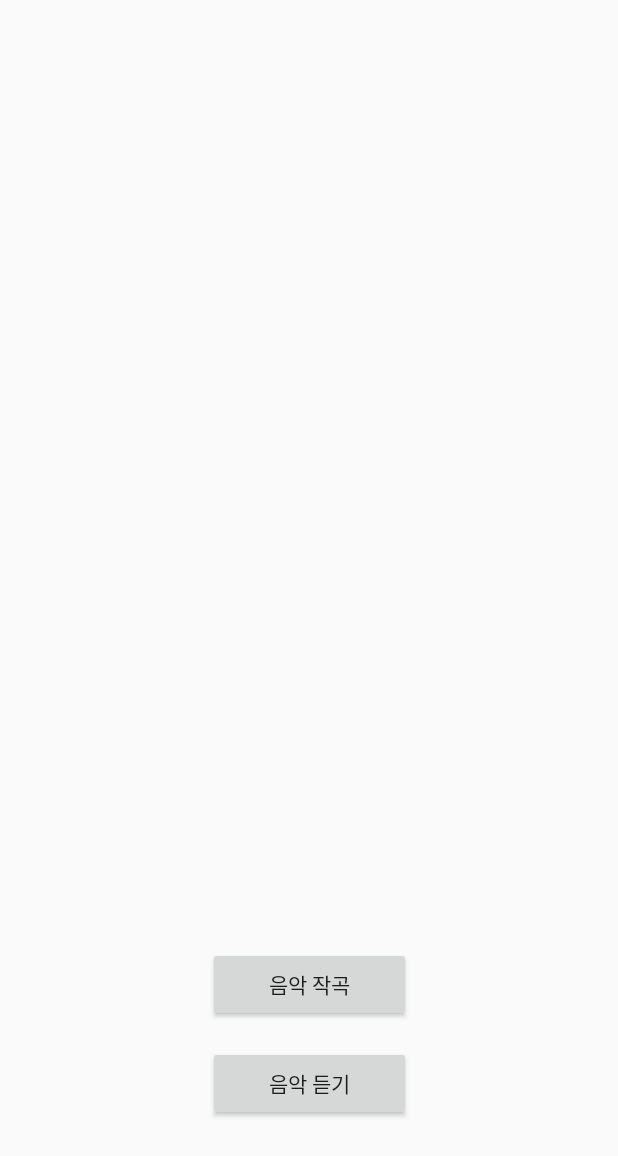
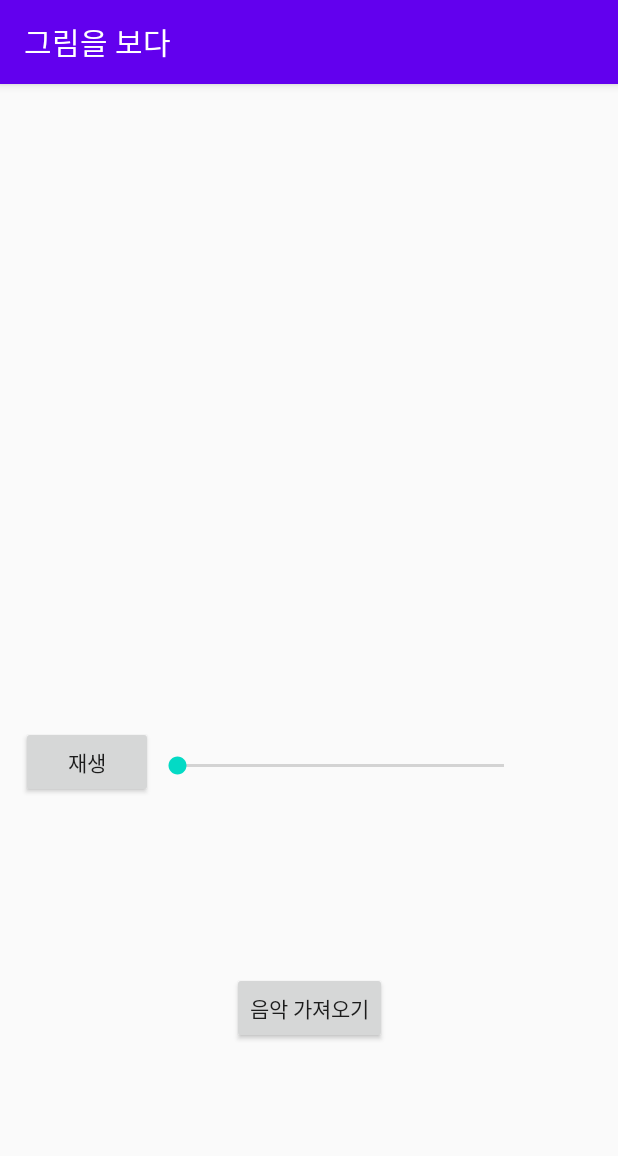
Before and after one commit to cokes04/melody, an Android app: the screen it shows after launch (MainActivity before the commit, PlayMusicActivity after it), after a tap on "음악 듣기", on a phone screen of 412 x 824 dp. Shown: the top 1156 px of the screen. Run offline under Robolectric (Android 15) with nearby library versions, the phone set to English and light mode, and no system bars; our stand-ins replace navigation-ui.

Commit message:
음악 재생 기능이 존재하는 화면 구현

```diff
--- /dev/null
+++ b/ui/app/src/main/java/com/example/melody/PlayMusicActivity.java
@@ -0,0 +1,130 @@
+package com.example.melody;
+
+import android.app.Activity;
+import android.content.Intent;
+import android.database.Cursor;
+import android.media.MediaPlayer;
+import android.provider.MediaStore;
+import android.support.v7.app.AppCompatActivity;
+import android.os.Bundle;
+import android.view.View;
+import android.widget.Button;
+import android.widget.CompoundButton;
+import android.widget.ProgressBar;
+import android.widget.SeekBar;
+import android.widget.TextView;
+import android.widget.Toast;
+import android.widget.ToggleButton;
+
+public class PlayMusicActivity extends AppCompatActivity {
+    public static final int NON_EXISTENT_MUSIC = -1;
+    public static final String SET_MUSIC_KEY = "music";
+
+    private MediaPlayer mediaPlayer;
+    private SeekBar seekbar;
+    private Button playStopButton;
+    private Button uploadMusicButton;
+
+    private int musicToPlay = NON_EXISTENT_MUSIC;
+
+    @Override
+    protected void onCreate(Bundle savedInstanceState) {
+        super.onCreate(savedInstanceState);
+        setContentView(R.layout.activity_play_music);
+
+        setMusicToPlayFromActivity();
+
+        //테스트용
+        if (!isExistsMusic())
+            musicToPlay = R.raw.test;
+
+        seekbar = (SeekBar) findViewById(R.id.seekBar);
+        seekbar.setOnSeekBarChangeListener( getOnSeekBarChangeListener() );
+
+        playStopButton = (Button) findViewById(R.id.control_music_button);
+        uploadMusicButton = (Button) findViewById(R.id.upload_music_button);
+
+        playStopButton.setOnClickListener( (View view) -> {
+            if (!isExistsMusic()){
+                Toast.makeText(PlayMusicActivity.this, "음악을 가져와주세요.", Toast.LENGTH_SHORT).show();
+                return;
+            }
+
+            if (mediaPlayer == null)
+                setMediaPlayer();
+
+            if(mediaPlayer.isPlaying()){
+                mediaPlayer.pause();
+                playStopButton.setText("재생");
+                runSeekbar();
+
+            }else {
+                mediaPlayer.start();
+                playStopButton.setText("정지");
+            }
+        });
+
+        uploadMusicButton.setOnClickListener((View view) ->{
+            // 음악 가져오는 기능 구현
+        });
+    }
+
+    @Override
+    protected void onDestroy() {
+        super.onDestroy();
+        if(mediaPlayer != null) {
+            mediaPlayer.release();
+            mediaPlayer = null;
+        }
+    }
+
+    private void setMusicToPlayFromActivity(){
+        Intent intent = getIntent();
+        int music = intent.getIntExtra(SET_MUSIC_KEY, -1);
+        musicToPlay = music;
+    }
+
+    private void setMediaPlayer() {
+        mediaPlayer = MediaPlayer.create(PlayMusicActivity.this, musicToPlay);
+
+        mediaPlayer.setOnCompletionListener( (MediaPlayer mediaPlayer) -> {
+            mediaPlayer.release();
+            playStopButton.setText("재생");
+        });
+    }
+
+    private SeekBar.OnSeekBarChangeListener getOnSeekBarChangeListener() {
+        return new SeekBar.OnSeekBarChangeListener() {
+            @Override
+            public void onStopTrackingTouch(SeekBar seekBar) {}
+            @Override
+            public void onStartTrackingTouch(SeekBar seekBar) {}
+            @Override
+            public void onProgressChanged(SeekBar seekBar, int progress, boolean fromUser) {
+                if(fromUser)
+                    mediaPlayer.seekTo(progress);
+            }
+        };
+    }
+
+    private void runSeekbar(){
+        seekbar.setMax( mediaPlayer.getDuration() );
+
+        // 0.5초마다 seekbar 움직임
+        new Thread( () -> {
+            while(mediaPlayer.isPlaying()){
+                try{
+                    Thread.sleep(500);
+                } catch(Exception e){
+                    e.printStackTrace();
+                }
+                seekbar.setProgress(mediaPlayer.getCurrentPosition());
+            }
+        }).start();
+    }
+
+
+    private boolean isExistsMusic(){
+        return musicToPlay != NON_EXISTENT_MUSIC;
+    }
+}
--- /dev/null
+++ b/ui/app/src/main/res/layout/activity_play_music.xml
@@ -0,0 +1,40 @@
+<?xml version="1.0" encoding="utf-8"?>
+<android.support.constraint.ConstraintLayout xmlns:android="http://schemas.android.com/apk/res/android"
+    xmlns:app="http://schemas.android.com/apk/res-auto"
+    xmlns:tools="http://schemas.android.com/tools"
+    android:layout_width="match_parent"
+    android:layout_height="match_parent"
+    tools:context=".PlayMusicActivity">
+
+    <SeekBar
+        android:id="@+id/seekBar"
+        android:layout_width="250dp"
+        android:layout_height="18dp"
+        android:layout_marginEnd="60dp"
+        app:layout_constraintBottom_toBottomOf="parent"
+        app:layout_constraintEnd_toEndOf="parent"
+        app:layout_constraintTop_toTopOf="parent"
+        app:layout_constraintVertical_bias="0.594" />
+
+    <Button
+        android:id="@+id/upload_music_button"
+        android:layout_width="wrap_content"
+        android:layout_height="wrap_content"
+        android:text="@string/upload_music"
+        app:layout_constraintBottom_toBottomOf="parent"
+        app:layout_constraintEnd_toEndOf="parent"
+        app:layout_constraintStart_toStartOf="parent"
+        app:layout_constraintTop_toBottomOf="@+id/seekBar" />
+
+    <Button
+        android:id="@+id/control_music_button"
+        android:layout_width="wrap_content"
+        android:layout_height="wrap_content"
+        android:text="@string/default_start"
+        app:layout_constraintBottom_toBottomOf="parent"
+        app:layout_constraintEnd_toStartOf="@+id/seekBar"
+        app:layout_constraintHorizontal_bias="1.0"
+        app:layout_constraintStart_toStartOf="parent"
+        app:layout_constraintTop_toTopOf="parent"
+        app:layout_constraintVertical_bias="0.594" />
+</android.support.constraint.ConstraintLayout>
--- a/ui/app/src/main/res/values/strings.xml
+++ b/ui/app/src/main/res/values/strings.xml
@@ -5,4 +5,6 @@
     <string name="gallery">갤러리</string>
     <string name="camera">카메라</string>
     <string name="play_music">음악 듣기</string>
+    <string name="default_start">재생</string>
+    <string name="upload_music">음악 가져오기</string>
 </resources>
```
Also changed, not shown: ui/app/src/main/AndroidManifest.xml (+9 -7 lines), ui/app/src/main/res/layout/activity_generate_music.xml (added, +56 -0 lines), 1 other file.
